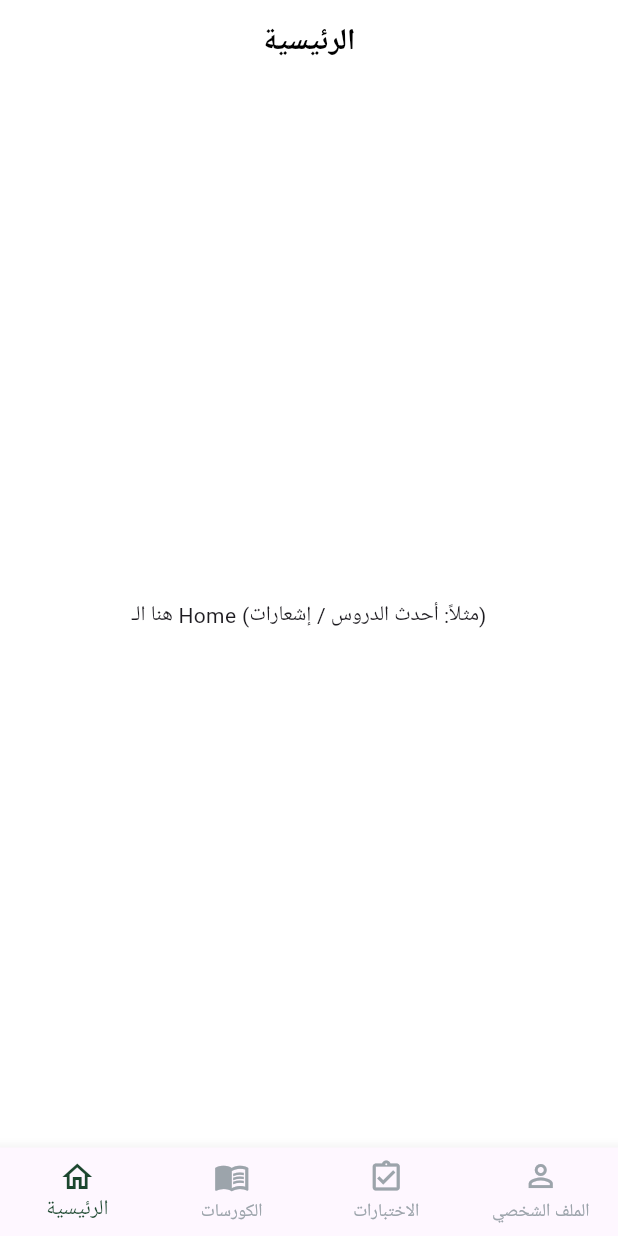
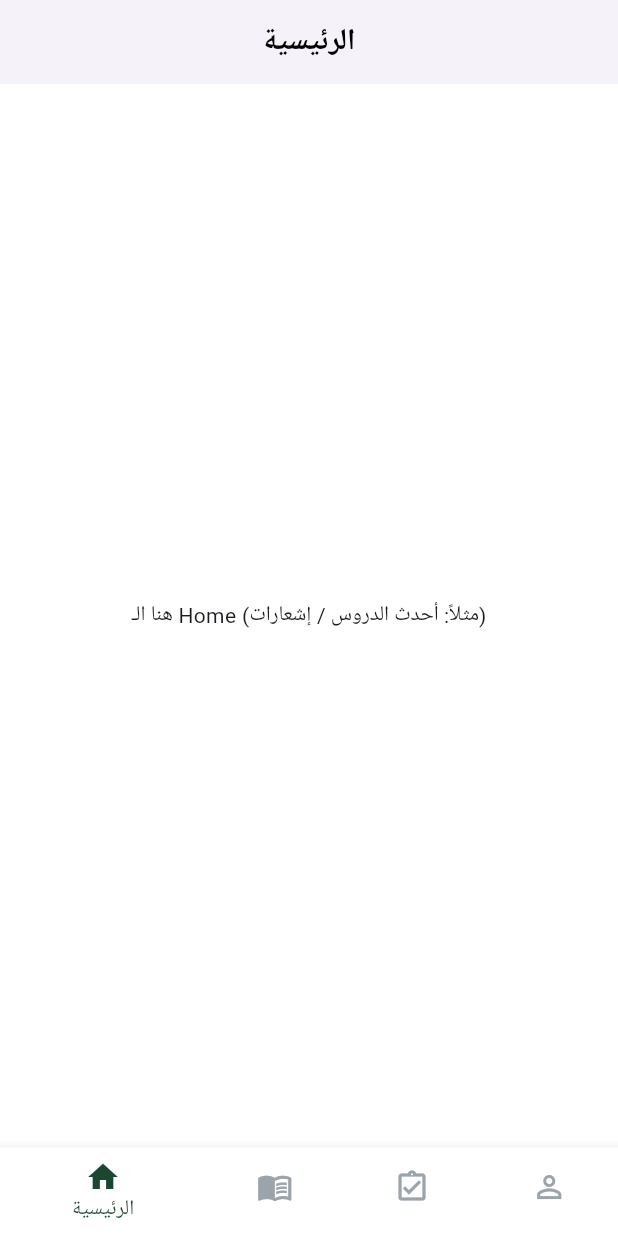
Before and after one commit to MohamedANaagi/TeacherZone, a Flutter app: the MainScreen screen opened by its route, on a phone screen of 412 x 824 dp. Run offline on Flutter 3.47's test engine with Material 3 defaults, Android fonts, the light colour scheme and no system bars; our stand-ins replace go_router; Roboto replaces fonts that are missing (Urbanist).

Commit message:
Added new feature or fixed a bug

```diff
--- a/lib/core/styling/app_color.dart
+++ b/lib/core/styling/app_color.dart
@@ -1,16 +1,8 @@
-
-
-
-
 import 'package:flutter/material.dart';
 
-class AppColors{
-
-  static  Color primaryColor = Color(0xE4003115);
-  static  Color secondaryColor = Color(0xffffffff);
-  static   Color blackColor = Color(0xff000000);
-  static   Color greyColor = Color(0xff9CA4AB);
-
-
-
+class AppColors {
+  static const Color primaryColor = Color(0xE4003115);
+  static const Color secondaryColor = Color(0xffffffff);
+  static const Color blackColor = Color(0xff000000);
+  static const Color greyColor = Color(0xff9CA4AB);
 }
--- a/lib/features/main_screens/courses_screen.dart
+++ b/lib/features/main_screens/courses_screen.dart
@@ -1,19 +1,10 @@
 import 'package:flutter/material.dart';
-import '../../../core/styling/app_color.dart';
-
-import 'main_widgets/primary_app_bar.dart';
 
 class CoursesScreen extends StatelessWidget {
   const CoursesScreen({super.key});
 
   @override
   Widget build(BuildContext context) {
-    return Scaffold(
-      appBar: const PrimaryAppBar(title: 'الكورسات'),
-      backgroundColor: AppColors.secondaryColor,
-      body: const Center(
-        child: Text('هنا هتظهر قائمة الكورسات للطالب'),
-      ),
-    );
+    return const Center(child: Text('هنا هتظهر قائمة الكورسات للطالب'));
   }
 }
--- a/lib/features/main_screens/exams_screen.dart
+++ b/lib/features/main_screens/exams_screen.dart
@@ -9,11 +9,7 @@ class ExamsScreen extends StatelessWidget {
   @override
   Widget build(BuildContext context) {
     return Scaffold(
-      appBar: const PrimaryAppBar(title: 'الاختبارات'),
-      backgroundColor: AppColors.secondaryColor,
-      body: const Center(
-        child: Text('هنا هتضيف الامتحانات / الكويزات'),
-      ),
+      body: const Center(child: Text('هنا هتضيف الامتحانات / الكويزات')),
     );
   }
 }
--- a/lib/features/main_screens/home_screen.dart
+++ b/lib/features/main_screens/home_screen.dart
@@ -1,19 +1,12 @@
 import 'package:flutter/material.dart';
-import '../../../core/styling/app_color.dart';
-import 'main_widgets/primary_app_bar.dart';
-
 
 class HomeScreen extends StatelessWidget {
   const HomeScreen({super.key});
 
   @override
   Widget build(BuildContext context) {
-    return Scaffold(
-      appBar: const PrimaryAppBar(title: 'الرئيسية'),
-      backgroundColor: AppColors.secondaryColor,
-      body: const Center(
-        child: Text('هنا الـ Home (مثلاً: أحدث الدروس / إشعارات)'),
-      ),
+    return const Center(
+      child: Text('هنا الـ Home (مثلاً: أحدث الدروس / إشعارات)'),
     );
   }
 }
--- a/lib/features/main_screens/main_widgets/primary_app_bar.dart
+++ b/lib/features/main_screens/main_widgets/primary_app_bar.dart
@@ -4,10 +4,12 @@ import '../../../core/styling/app_styles.dart';
 
 class PrimaryAppBar extends StatelessWidget implements PreferredSizeWidget {
   final String title;
+  final bool automaticallyImplyLeading;
 
   const PrimaryAppBar({
     super.key,
     required this.title,
+    this.automaticallyImplyLeading = true,
   });
 
   @override
@@ -16,6 +18,7 @@ class PrimaryAppBar extends StatelessWidget implements PreferredSizeWidget {
   @override
   Widget build(BuildContext context) {
     return AppBar(
+      automaticallyImplyLeading: automaticallyImplyLeading,
       title: Text(
         title,
         style: AppStyles.mainTextStyle.copyWith(
@@ -24,11 +27,9 @@ class PrimaryAppBar extends StatelessWidget implements PreferredSizeWidget {
         ),
       ),
       backgroundColor: AppColors.secondaryColor,
-      elevation: 0,
+      elevation: 2.0, // إضافة ظل خفيف لتحسين الشكل
       centerTitle: true,
-      iconTheme: IconThemeData(
-        color: AppColors.blackColor,
-      ),
+      iconTheme: IconThemeData(color: AppColors.blackColor),
     );
   }
 }
--- a/lib/features/main_screens/profile_screen.dart
+++ b/lib/features/main_screens/profile_screen.dart
@@ -1,19 +1,10 @@
 import 'package:flutter/material.dart';
-import '../../../core/styling/app_color.dart';
-
-import 'main_widgets/primary_app_bar.dart';
 
 class ProfileScreen extends StatelessWidget {
   const ProfileScreen({super.key});
 
   @override
   Widget build(BuildContext context) {
-    return Scaffold(
-      appBar: const PrimaryAppBar(title: 'الملف الشخصي'),
-      backgroundColor: AppColors.secondaryColor,
-      body: const Center(
-        child: Text('بيانات الطالب / الإعدادات'),
-      ),
-    );
+    return const Center(child: Text('بيانات الطالب / الإعدادات'));
   }
 }
--- a/lib/main_screen.dart
+++ b/lib/main_screen.dart
@@ -1,15 +1,15 @@
 import 'package:flutter/material.dart';
-import '../../../core/styling/app_color.dart';
+import 'core/styling/app_color.dart';
 
-// الشاشات
+// Screens
 import 'features/main_screens/courses_screen.dart';
 import 'features/main_screens/exams_screen.dart';
 import 'features/main_screens/home_screen.dart';
 import 'features/main_screens/profile_screen.dart';
-
+import 'features/main_screens/main_widgets/primary_app_bar.dart';
 
 class MainScreen extends StatefulWidget {
-  const MainScreen({super.key});
+  MainScreen({super.key});
 
   @override
   State<MainScreen> createState() => _MainScreenState();
@@ -18,29 +18,36 @@ class MainScreen extends StatefulWidget {
 class _MainScreenState extends State<MainScreen> {
   int _currentIndex = 0;
 
-  late final List<Widget> _pages;
+  final List<Widget> _pages = const [
+    HomeScreen(),
+    CoursesScreen(),
+    ExamsScreen(),
+    ProfileScreen(),
+  ];
 
-  @override
-  void initState() {
-    super.initState();
-    _pages = const [
-      HomeScreen(),
-      CoursesScreen(),
-      ExamsScreen(),
-      ProfileScreen(),
-    ];
-  }
+  final List<String> _titles = const [
+    'الرئيسية',
+    'الكورسات',
+    'الاختبارات',
+    'الملف الشخصي',
+  ];
 
   @override
   Widget build(BuildContext context) {
     return Scaffold(
-      backgroundColor: AppColors.secondaryColor,
+      appBar: PrimaryAppBar(
+        title: _titles[_currentIndex],
+        // لا نعرض زر الرجوع في الشاشات الرئيسية
+        automaticallyImplyLeading: false,
+      ),
       body: _pages[_currentIndex],
       bottomNavigationBar: BottomNavigationBar(
         currentIndex: _currentIndex,
         selectedItemColor: AppColors.primaryColor,
         unselectedItemColor: AppColors.greyColor,
-        type: BottomNavigationBarType.fixed,
+        // إخفاء النصوص للعناصر غير المحددة لمظهر أنظف
+        showUnselectedLabels: false,
+        type: BottomNavigationBarType.shifting, // يسمح بتأثيرات أجمل
         onTap: (index) {
           setState(() {
             _currentIndex = index;
@@ -48,19 +55,28 @@ class _MainScreenState extends State<MainScreen> {
         },
         items: const [
           BottomNavigationBarItem(
+            // لون الخلفية عند التفعيل
+            backgroundColor: AppColors.secondaryColor,
             icon: Icon(Icons.home_outlined),
+            activeIcon: Icon(Icons.home),
             label: 'الرئيسية',
           ),
           BottomNavigationBarItem(
+            backgroundColor: AppColors.secondaryColor,
             icon: Icon(Icons.menu_book_outlined),
+            activeIcon: Icon(Icons.menu_book),
             label: 'الكورسات',
           ),
           BottomNavigationBarItem(
+            backgroundColor: AppColors.secondaryColor,
             icon: Icon(Icons.assignment_turned_in_outlined),
+            activeIcon: Icon(Icons.assignment_turned_in),
             label: 'الاختبارات',
           ),
           BottomNavigationBarItem(
+            backgroundColor: AppColors.secondaryColor,
             icon: Icon(Icons.person_outline),
+            activeIcon: Icon(Icons.person),
             label: 'الملف الشخصي',
           ),
         ],
```
Also changed, not shown: pubspec.lock.
